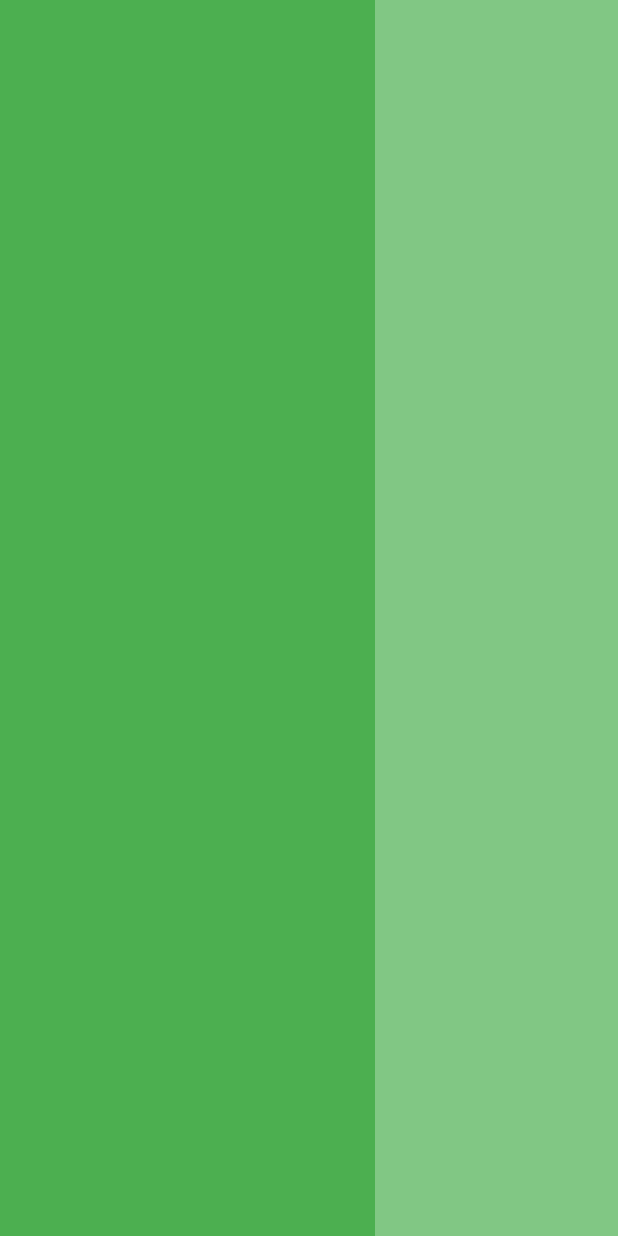
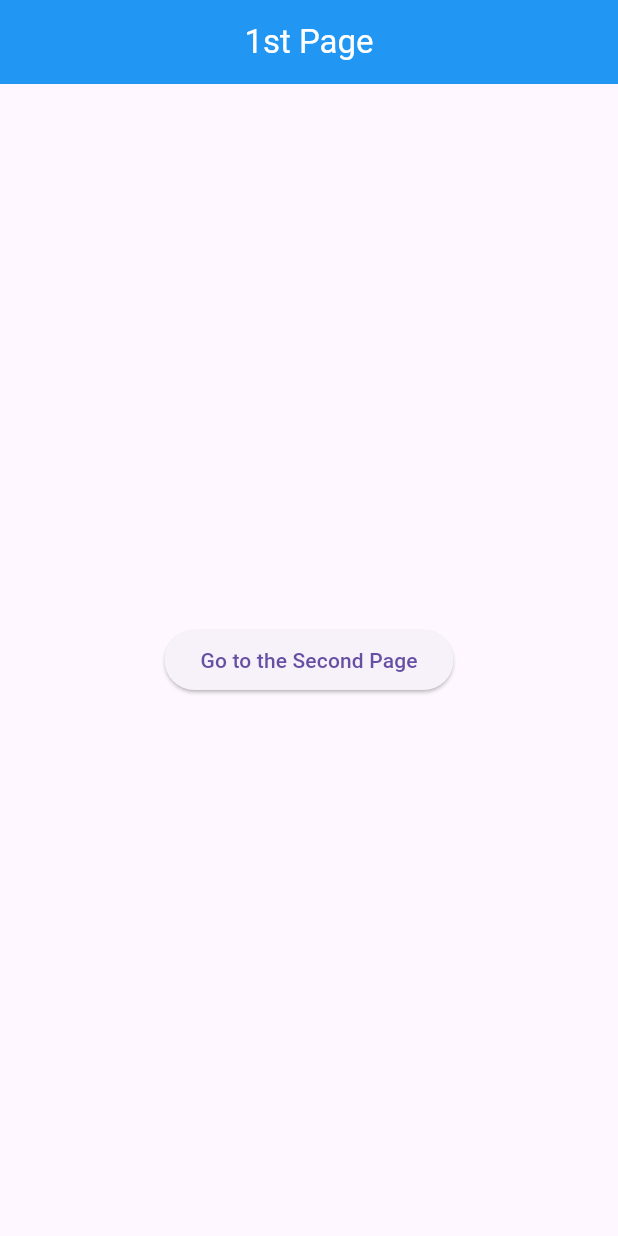
Before and after one commit to ojaswi1234/flutter_first_project, a Flutter app: the screen it shows after launch, on a phone screen of 412 x 824 dp. Run offline on Flutter 3.47's test engine with Material 3 defaults, Android fonts, the phone set to English and light mode, and no system bars.

Commit message:
Day 3 of App Dev

```diff
--- /dev/null
+++ b/lib/first_page.dart
@@ -0,0 +1,32 @@
+import 'package:flutter/material.dart';
+import 'package:lets_see/second_page.dart';
+
+class FirstPage extends StatelessWidget{
+  const FirstPage({super.key});
+
+
+  @override
+  Widget build(BuildContext context) {
+    return Scaffold(
+      appBar: AppBar(
+        centerTitle: true,
+        title: Text("1st Page", style: TextStyle(color: Colors.white)),
+        backgroundColor: Colors.blue,
+
+      ),
+      body: Center(
+        child: ElevatedButton(
+          child: Text("Go to the Second Page"),
+          onPressed: (){
+            Navigator.push(context,
+              MaterialPageRoute(
+                builder: (context) => SecondPage(),
+              ),
+            );
+          },
+
+        )
+      )
+    );
+  }
+}
--- a/lib/main.dart
+++ b/lib/main.dart
@@ -1,4 +1,5 @@
 import 'package:flutter/material.dart';
+import 'package:lets_see/first_page.dart';
 
 void main() {
   runApp(const MainApp());
@@ -6,64 +7,14 @@ void main() {
 class MainApp extends StatelessWidget {
   const MainApp({super.key});
 
+  void userTapped(){
+    print("The user Tapped");
+  }
   @override
   Widget build(BuildContext context) {
-    return  MaterialApp(
+    return MaterialApp(
       debugShowCheckedModeBanner: false,
-      home: Scaffold(
-        backgroundColor: Colors.black,
-       /* appBar: AppBar(
-          title: const Text("Lets See", style: TextStyle(color: Colors.lightGreenAccent, fontFamily: "sans-serif")),
-          centerTitle: true,
-          leading: Icon(Icons.menu, color: Colors.lightGreenAccent, size: 24),
-          actions: [
-            IconButton(
-              onPressed: () {},
-              icon: Icon(Icons.logout, color: Colors.lightGreenAccent, size: 20),
-            )
-
-          ],
-          backgroundColor: Colors.black,
-        )
-        ,*/
-        body: ListView(
-          scrollDirection: Axis.horizontal,
-
-          children:  [
-
-            Container(
-              width: 250,
-              color: Colors.green[500],
-              /*borderRadius: BorderRadius.circular(40),*/
-            ),
-
-
-            /*child: Text("Hello, There !!!", style: TextStyle(fontSize: 28)),*/
-
-
-
-
-             Container(
-               width: 250,
-
-                  color: Colors.green[300],
-
-
-
-              /*child: Text("Hello, There !!!", style: TextStyle(fontSize: 28)),*/
-
-            ),
-
-
-              Container(
-
-                width: 400,
-                  color: Colors.green[200],
-              /*child: Text("Hello, There !!!", style: TextStyle(fontSize: 28)),*/
-            ),
-        ]
-        ),
-      ),
+      home: FirstPage()
     );
   }
 }
```
Also changed, not shown: lib/second_page.dart (added, +34 -0 lines), lib/third_page.dart (added).
